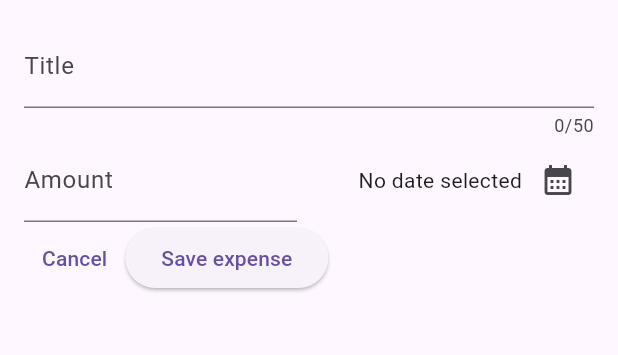
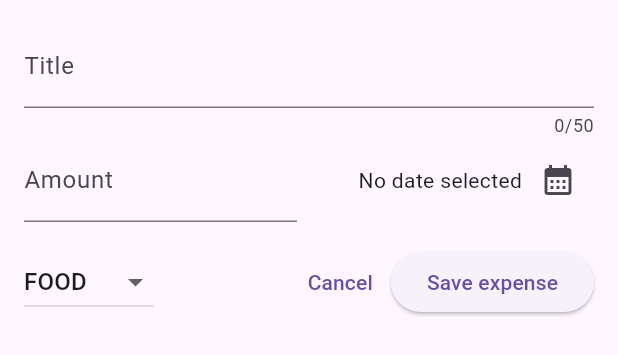
Before and after one commit to andreaa21/expense_tracker, a Flutter app: the NewExpense widget shown alone on an empty page, opened directly, on a phone screen of 412 x 824 dp. Shown: the top 355 px of the screen. Run offline on Flutter 3.47's test engine with Material 2 defaults, Android fonts, the phone set to English and light mode, and no system bars.

Commit message:
stato categoria selezionata

```diff
--- a/lib/widgets/new_expense.dart
+++ b/lib/widgets/new_expense.dart
@@ -14,6 +14,7 @@ class _NewExpenseState extends State<NewExpense> {
   final _titleController = TextEditingController();
   final _amountController = TextEditingController();
   DateTime? _selectedDate;
+  Category _selectedCategory = Category.food;
 
   void _presentDatePicker() async {
     final now = DateTime.now();
@@ -81,8 +82,29 @@ class _NewExpenseState extends State<NewExpense> {
               ),
             ],
           ),
+          const SizedBox(
+            height: 16,
+          ),
           Row(
             children: [
+              DropdownButton(
+                  value: _selectedCategory,
+                  items: Category.values
+                      .map(
+                        (category) => DropdownMenuItem(
+                            value: category,
+                            child: Text(category.name.toUpperCase())),
+                      )
+                      .toList(),
+                  onChanged: (value) {
+                    if (value == null) {
+                      return;
+                    }
+                    setState(() {
+                      _selectedCategory = value;
+                    });
+                  }),
+              const Spacer(),
               TextButton(
                 onPressed: () {
                   Navigator.pop(context);
```
